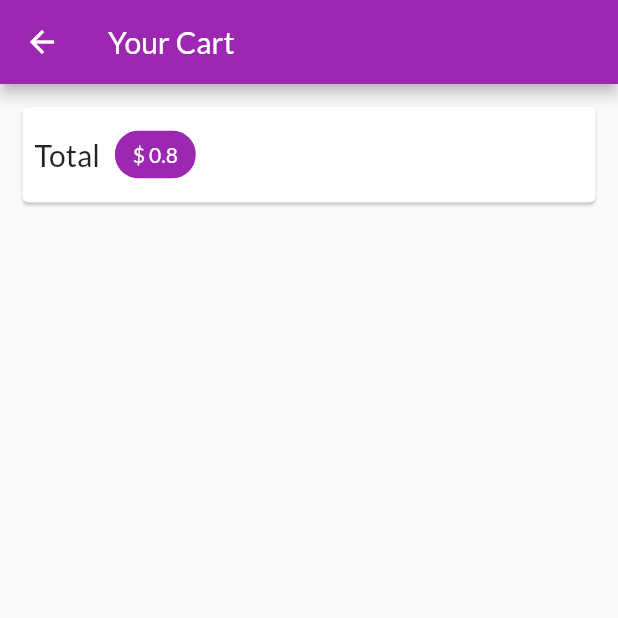
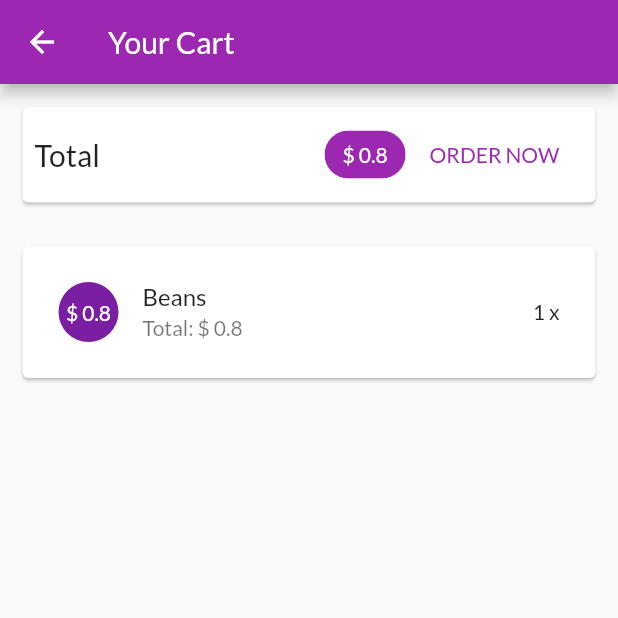
Before and after one commit to TakisStath/shopping_assistantnew, a Flutter app: the screen it shows after launch, after a tap on the "add shopping cart" icon, after a tap on the "shopping cart" icon, on a phone screen of 412 x 824 dp, the top half of it. Run offline on Flutter 3.47's test engine with Material 2 defaults, Android fonts, the phone set to English and light mode, and no system bars; network calls fail.

Commit message:
Commit 1

```diff
--- a/lib/main.dart
+++ b/lib/main.dart
@@ -5,6 +5,7 @@ import './screens/products_overview_screen.dart';
 import './screens/product_detail_screen.dart';
 import './providers/products.dart';
 import './screens/cart_screen.dart';
+import './providers/orders.dart';
 
 void main() {
   runApp(MyApp());
@@ -22,6 +23,9 @@ class MyApp extends StatelessWidget {
         ChangeNotifierProvider.value(
           value: Cart(),
         ),
+        ChangeNotifierProvider.value(
+          value: Orders(),
+        ),
       ],
       child: MaterialApp(
         title: 'Shopping Assistant',
--- a/lib/providers/orders.dart
+++ b/lib/providers/orders.dart
@@ -0,0 +1,35 @@
+import 'package:flutter/foundation.dart';
+import '../providers/cart.dart';
+
+class OrderItem {
+  final String id;
+  final double amount;
+  final List<CartItem> products;
+  final DateTime dateTime;
+
+  OrderItem(
+      {@required this.id,
+      @required this.amount,
+      @required this.products,
+      @required this.dateTime});
+}
+
+class Orders with ChangeNotifier {
+  List<OrderItem> _orders = [];
+
+  List<OrderItem> get orders {
+    return [..._orders];
+  }
+
+  void addOrder(List<CartItem> cartProducts, double total) {
+    _orders.insert(
+      0,
+      OrderItem(
+          id: DateTime.now().toString(),
+          amount: total,
+          dateTime: DateTime.now(),
+          products: cartProducts),
+    );
+    notifyListeners();
+  }
+}
--- a/lib/providers/products.dart
+++ b/lib/providers/products.dart
@@ -10,7 +10,8 @@ class Products with ChangeNotifier {
     Product(
         id: '001',
         title: 'Beans',
-        description: 'A tin of beans',
+        description:
+            'Baked Beans in tomato sauce. Beanz Meanz Heinz. We could tell you that our Beanz are hard to beat. That they\'re brimming with deliciously rich, tomatoey flavour. ',
         price: 0.80,
         imageURL:
             'https://c8.alamy.com/comp/d2x60x/tin-of-heinz-baked-beans-uk-d2x60x.jpg'),
--- a/lib/screens/cart_screen.dart
+++ b/lib/screens/cart_screen.dart
@@ -1,6 +1,7 @@
 import 'package:flutter/material.dart';
 import 'package:provider/provider.dart';
-import '../providers/cart.dart';
+import '../providers/cart.dart' show Cart;
+import '../widgets/cart_item.dart';
 
 class CartScreen extends StatelessWidget {
   static const routeName = '/cart';
@@ -18,12 +19,13 @@ class CartScreen extends StatelessWidget {
             child: Padding(
               padding: EdgeInsets.all(8),
               child: Row(
+                mainAxisAlignment: MainAxisAlignment.spaceBetween,
                 children: <Widget>[
                   Text(
                     'Total',
                     style: TextStyle(fontSize: 20),
                   ),
-                  SizedBox(width: 10),
+                  Spacer(),
                   Chip(
                     label: Text(
                       '\$ ${cart.totalAmount}',
@@ -33,10 +35,27 @@ class CartScreen extends StatelessWidget {
                     ),
                     backgroundColor: Theme.of(context).primaryColor,
                   ),
+                  FlatButton(
+                    child: Text('ORDER NOW'),
+                    onPressed: () {},
+                    textColor: Theme.of(context).primaryColor,
+                  )
                 ],
               ),
             ),
           ),
+          SizedBox(height: 10),
+          Expanded(
+            child: ListView.builder(
+              itemCount: cart.itemCount,
+              itemBuilder: (ctx, i) => CartItem(
+                  cart.items.values.toList()[i].id,
+                  cart.items.keys.toList()[i],
+                  cart.items.values.toList()[i].price,
+                  cart.items.values.toList()[i].quantity,
+                  cart.items.values.toList()[i].title),
+            ),
+          )
         ],
       ),
     );
--- a/lib/widgets/cart_item.dart
+++ b/lib/widgets/cart_item.dart
@@ -0,0 +1,51 @@
+import 'package:provider/provider.dart';
+import 'package:flutter/material.dart';
+import '../providers/cart.dart';
+
+class CartItem extends StatelessWidget {
+  final String id;
+  final String productId;
+  final double price;
+  final int quantity;
+  final String title;
+
+  CartItem(this.id, this.productId, this.price, this.quantity, this.title);
+
+  @override
+  Widget build(BuildContext context) {
+    return Dismissible(
+      key: ValueKey(id),
+      background: Container(
+        color: Theme.of(context).errorColor,
+        child: Icon(
+          Icons.delete,
+          color: Colors.white,
+          size: 40,
+        ),
+        alignment: Alignment.centerRight,
+        padding: EdgeInsets.only(right: 20),
+        margin: EdgeInsets.symmetric(horizontal: 15, vertical: 12),
+      ),
+      direction: DismissDirection.endToStart,
+      onDismissed: (direction) {
+        Provider.of<Cart>(context, listen: false).removeItem(productId);
+      },
+      child: Card(
+        margin: EdgeInsets.symmetric(horizontal: 15, vertical: 4),
+        child: Padding(
+          padding: EdgeInsets.all(8),
+          child: ListTile(
+            leading: CircleAvatar(
+              child: Padding(
+                  padding: EdgeInsets.all(5),
+                  child: FittedBox(child: Text('\$ $price'))),
+            ),
+            title: Text(title),
+            subtitle: Text('Total: \$ ${(price * quantity)}'),
+            trailing: Text('$quantity x'),
+          ),
+        ),
+      ),
+    );
+  }
+}
```
Also changed, not shown: lib/providers/cart.dart (+10 -0 lines), lib/screens/product_detail_screen.dart (+30 -0 lines), 1 other file.
